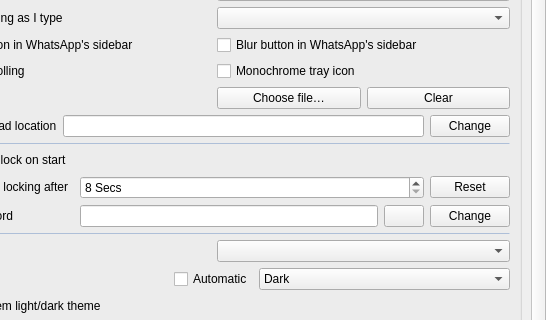
Above: src/settingswidget.ui from shakaran/whatsie before the change; both pictures show x 105 to 651 and y 353 to 673 of the 651 by 841 pixel window. Below: the same form after it.
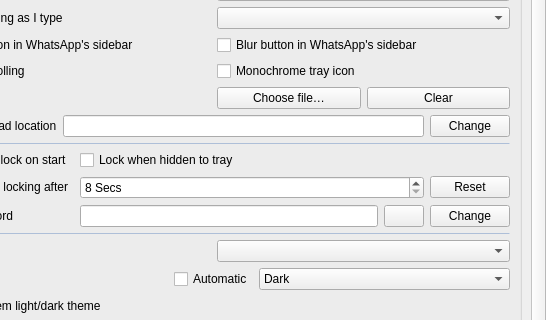
That is the form after the change. Icons and pictures are not drawn.

Commit message:
feat(lock): option to lock the app when it hides to the tray
A new 'Lock when hidden to tray' setting locks the window behind the passcode
whenever it hides to the system tray (close-to-tray or a tray-icon click). It
locks silently and only when a passcode is actually configured, so it never
nags. The two new strings are translated into all 15 languages.

The edit to the form file:
```diff
--- a/src/settingswidget.ui
+++ b/src/settingswidget.ui
@@ -939,6 +939,16 @@
               </property>
              </widget>
             </item>
+            <item row="0" column="1">
+             <widget class="QCheckBox" name="lockOnMinimizeCheckBox">
+              <property name="toolTip">
+               <string>&lt;html&gt;&lt;head/&gt;&lt;body&gt;&lt;p&gt;When the window hides to the system tray, lock it behind the passcode. Requires a password to be set.&lt;/p&gt;&lt;/body&gt;&lt;/html&gt;</string>
+              </property>
+              <property name="text">
+               <string>Lock when hidden to tray</string>
+              </property>
+             </widget>
+            </item>
             <item row="2" column="0">
              <widget class="QLabel" name="label_19">
               <property name="text">
```
The commit also changes 22 other files.
